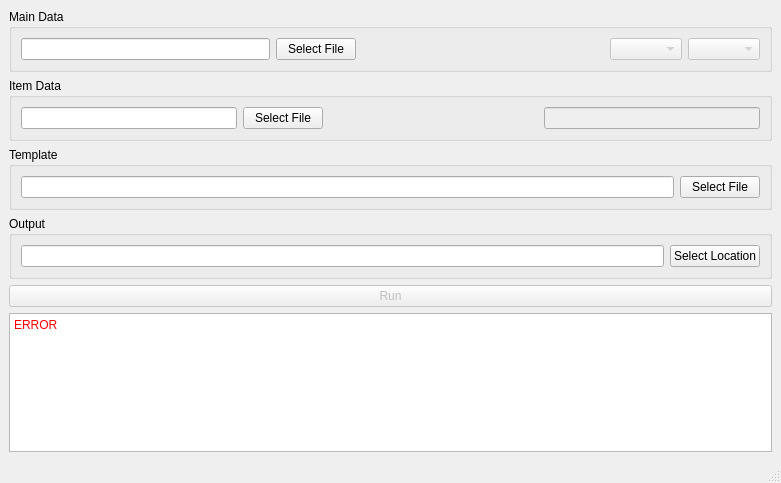
Qt form main.ui (scrufulufugus/renderer) before a commit.
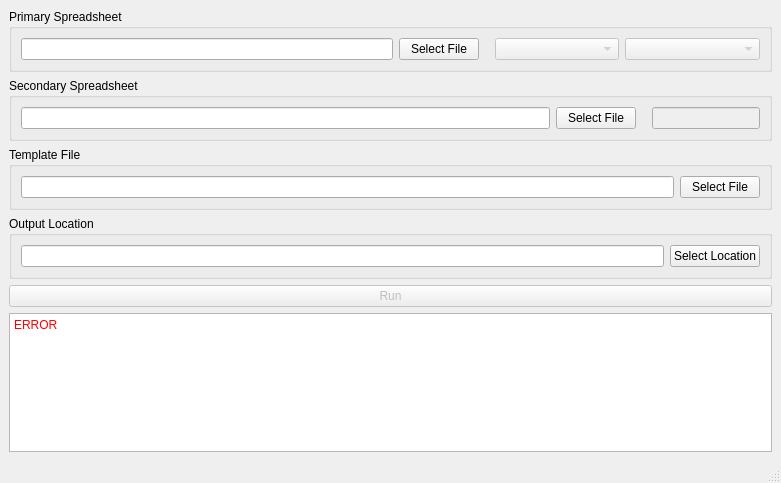
The same form after that commit.

Commit message: Tweak ui text to be more descriptive

```diff
--- a/main.ui
+++ b/main.ui
@@ -18,7 +18,7 @@
     <item>
      <widget class="QGroupBox" name="mainGroupBox">
       <property name="title">
-       <string>Main Data</string>
+       <string>Primary Spreadsheet</string>
       </property>
       <layout class="QVBoxLayout" name="verticalLayout_3">
        <item>
@@ -43,11 +43,11 @@
             <enum>Qt::Horizontal</enum>
            </property>
            <property name="sizeType">
-            <enum>QSizePolicy::MinimumExpanding</enum>
+            <enum>QSizePolicy::Minimum</enum>
            </property>
            <property name="sizeHint" stdset="0">
             <size>
-             <width>40</width>
+             <width>10</width>
              <height>20</height>
             </size>
            </property>
@@ -58,6 +58,9 @@
            <property name="enabled">
             <bool>false</bool>
            </property>
+           <property name="placeholderText">
+            <string>Select ID Column</string>
+           </property>
           </widget>
          </item>
          <item>
@@ -65,6 +68,9 @@
            <property name="enabled">
             <bool>false</bool>
            </property>
+           <property name="placeholderText">
+            <string>Select Title Column</string>
+           </property>
           </widget>
          </item>
         </layout>
@@ -75,7 +81,7 @@
     <item>
      <widget class="QGroupBox" name="itemGroupBox">
       <property name="title">
-       <string>Item Data</string>
+       <string>Secondary Spreadsheet</string>
       </property>
       <layout class="QVBoxLayout" name="verticalLayout_2">
        <item>
@@ -100,11 +106,11 @@
             <enum>Qt::Horizontal</enum>
            </property>
            <property name="sizeType">
-            <enum>QSizePolicy::MinimumExpanding</enum>
+            <enum>QSizePolicy::Minimum</enum>
            </property>
            <property name="sizeHint" stdset="0">
             <size>
-             <width>40</width>
+             <width>10</width>
              <height>20</height>
             </size>
            </property>
@@ -115,6 +121,12 @@
            <property name="enabled">
             <bool>false</bool>
            </property>
+           <property name="sizePolicy">
+            <sizepolicy hsizetype="Preferred" vsizetype="Fixed">
+             <horstretch>0</horstretch>
+             <verstretch>0</verstretch>
+            </sizepolicy>
+           </property>
           </widget>
          </item>
         </layout>
@@ -125,7 +137,7 @@
     <item>
      <widget class="QGroupBox" name="templateGroupBox">
       <property name="title">
-       <string>Template</string>
+       <string>Template File</string>
       </property>
       <layout class="QVBoxLayout" name="verticalLayout">
        <item>
@@ -152,7 +164,7 @@
     <item>
      <widget class="QGroupBox" name="outputGroupBox">
       <property name="title">
-       <string>Output</string>
+       <string>Output Location</string>
       </property>
       <layout class="QVBoxLayout" name="verticalLayout_4">
        <item>
```
Left out of the diff: 4 changed lines with no effect on the pictures. The commit also changes 1 other file.
